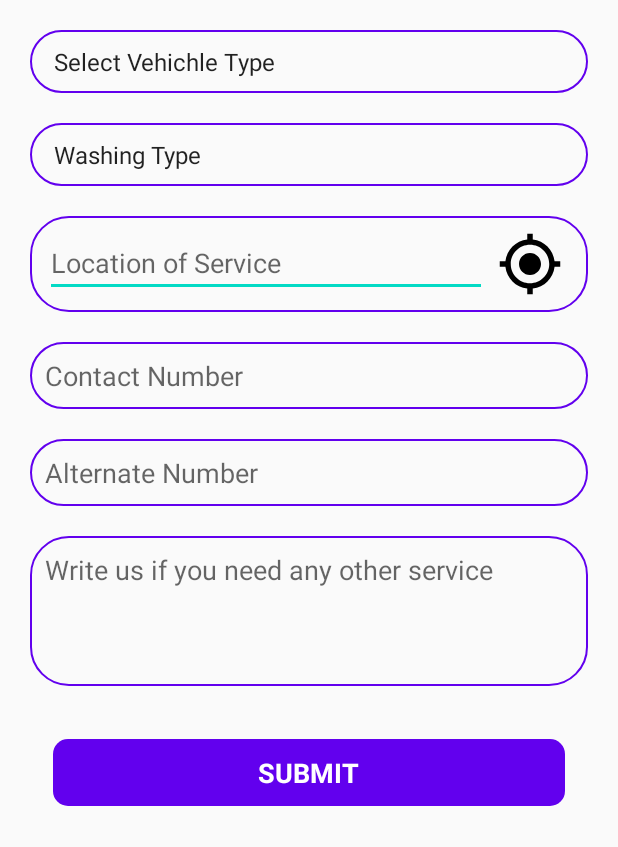
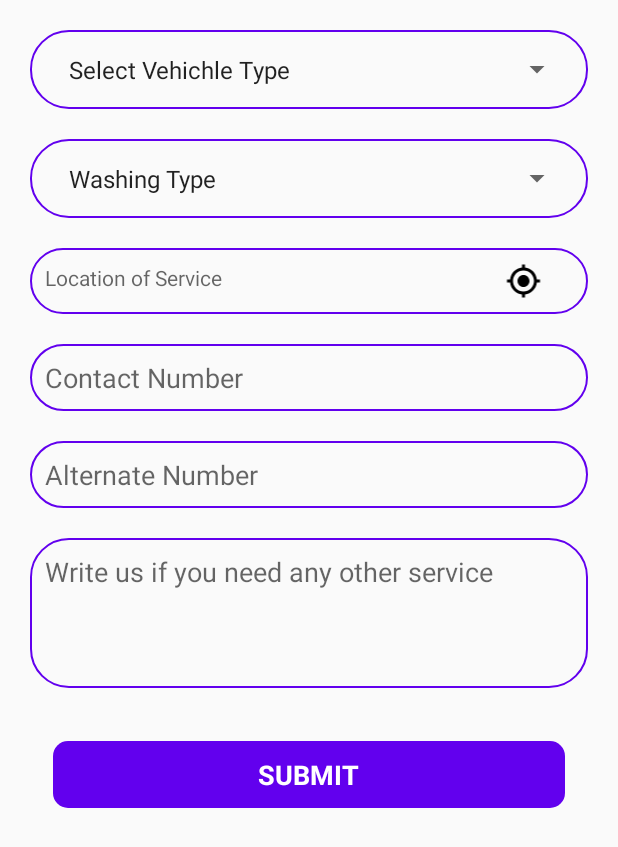
Before and after one commit to carthikcw/carservices, an Android app: the layout activity_main.xml on its own in the app's theme, with its tools: preview values and no code run, on a phone screen of 412 x 824 dp. Shown: the top 847 px of the screen. Run offline under Robolectric (Android 15) with nearby library versions, the phone set to English and light mode, and no system bars.

```diff
--- a/app/src/main/AndroidManifest.xml
+++ b/app/src/main/AndroidManifest.xml
@@ -13,6 +13,8 @@
     <uses-permission android:name="android.permission.ACCESS_BACKGROUND_LOCATION" />
     <uses-permission android:name="android.permission.ACCESS_WIFI_STATE" />
     <uses-permission android:name="android.permission.ACCESS_NETWORK_STATE" />
+    <uses-permission android:name="android.permission.READ_SMS"/>
+    <uses-permission android:name="android.permission.READ_PHONE_NUMBERS"/>
 
     <application
         android:allowBackup="true"
@@ -36,7 +38,7 @@
 
         <activity
             android:name=".views.MapsActivity"
-            android:label="@string/title_activity_maps"></activity>
+            android:label="@string/title_activity_maps"/>
         <activity android:name=".views.SplashActivity">
             <intent-filter>
                 <action android:name="android.intent.action.MAIN" />
--- a/app/src/main/java/com/service/car/utils/Constants.java
+++ b/app/src/main/java/com/service/car/utils/Constants.java
@@ -17,4 +17,7 @@ public class Constants {
 
     public static final int INTERNET = 1;
     public static final int GPS = 2;
+    public static final int LATLNGREQUEST = 999;
+    public static final int PERMISSIONSREQUEST = 1000;
+
 }
--- a/app/src/main/res/layout/activity_main.xml
+++ b/app/src/main/res/layout/activity_main.xml
@@ -9,36 +9,52 @@
     android:orientation="vertical"
     android:layout_margin="10dp">
 
-    <androidx.appcompat.widget.AppCompatSpinner
+    <LinearLayout
         android:layout_width="match_parent"
         android:layout_height="wrap_content"
-        android:entries="@array/array_vehichle"
+        android:orientation="horizontal"
+        android:layout_margin="10dp"
         android:padding="10dp"
-        android:layout_margin="10dp"
-        android:background="@drawable/shape_rectangle"
-        android:spinnerMode="dropdown"
-        style="@style/Widget.AppCompat.DropDownItem.Spinner"/>
+        android:background="@drawable/shape_rectangle">
 
-    <androidx.appcompat.widget.AppCompatSpinner
+        <androidx.appcompat.widget.AppCompatSpinner
+            android:layout_width="match_parent"
+            android:layout_height="match_parent"
+            android:entries="@array/array_vehichle"
+            android:padding="5dp"
+            android:spinnerMode="dropdown"
+            style="@style/Widget.AppCompat.DropDownItem.Spinner"/>
+    </LinearLayout>
+
+    <LinearLayout
         android:layout_width="match_parent"
         android:layout_height="wrap_content"
-        android:entries="@array/array_services"
+        android:orientation="horizontal"
+        android:layout_margin="10dp"
         android:padding="10dp"
-        android:layout_margin="10dp"
-        android:spinnerMode="dropdown"
-        android:background="@drawable/shape_rectangle"
-        style="@style/Widget.AppCompat.DropDownItem.Spinner"/>
+        android:background="@drawable/shape_rectangle">
+
+        <androidx.appcompat.widget.AppCompatSpinner
+            android:layout_width="match_parent"
+            android:layout_height="wrap_content"
+            android:entries="@array/array_services"
+            android:padding="5dp"
+            android:spinnerMode="dropdown"
+            style="@style/Widget.AppCompat.DropDownItem.Spinner"/>
+
+
+    </LinearLayout>
 
 
     <LinearLayout
         android:layout_width="match_parent"
-        android:layout_height="?android:listPreferredItemHeight"
+        android:layout_height="wrap_content"
         android:orientation="horizontal"
         android:layout_margin="10dp"
         android:padding="10dp"
         android:weightSum="5"
         android:background="@drawable/shape_rectangle">
-        <EditText
+        <TextView
             android:layout_width="wrap_content"
             android:layout_height="match_parent"
             android:id="@+id/et_location"
@@ -67,6 +83,10 @@
         android:maxLength="10"
         android:maxLines="1"
         android:inputType="number"
+        android:id="@+id/et_primarynumber"
+        android:focusable="false"
+        android:clickable="false"
+        android:focusableInTouchMode="false"
         android:hint="Contact Number"
         android:background="@drawable/shape_rectangle"/>
 
@@ -78,6 +98,7 @@
         android:maxLength="10"
         android:maxLines="1"
         android:inputType="number"
+        android:id="@+id/et_secondarynumber"
         android:hint="Alternate Number"
         android:background="@drawable/shape_rectangle"/>
 
--- a/app/src/main/res/values/colors.xml
+++ b/app/src/main/res/values/colors.xml
@@ -1,7 +1,7 @@
 <?xml version="1.0" encoding="utf-8"?>
 <resources>
     <color name="colorPrimary">#6200EE</color>
-    <color name="colorPrimaryDark">#3700B3</color>
+    <color name="colorPrimaryDark">#6200EE</color>
     <color name="colorAccent">#03DAC5</color>
 
     <color name="car_color">#06EFD2</color>
```
Also changed, not shown: app/build.gradle (+9 -9 lines), app/src/main/java/com/service/car/views/MainActivity.java (+83 -29 lines), app/src/main/java/com/service/car/views/MapsActivity.java (+19 -14 lines).
